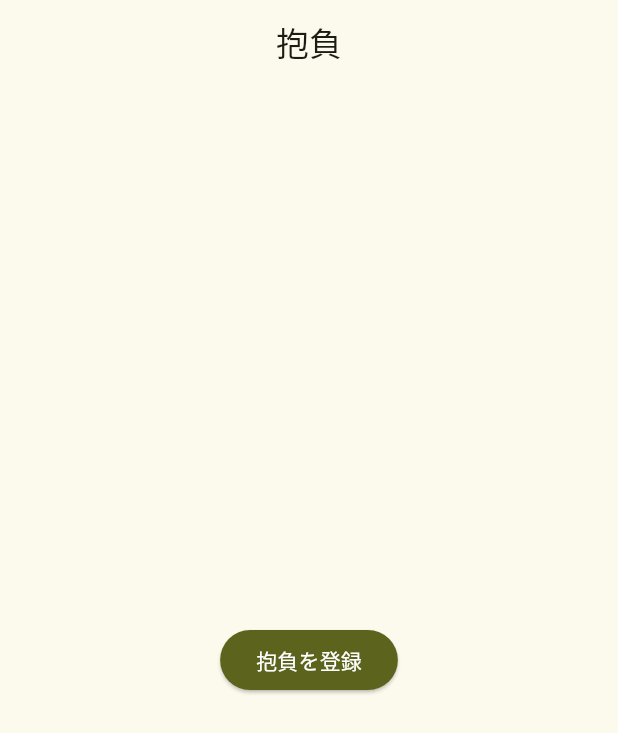
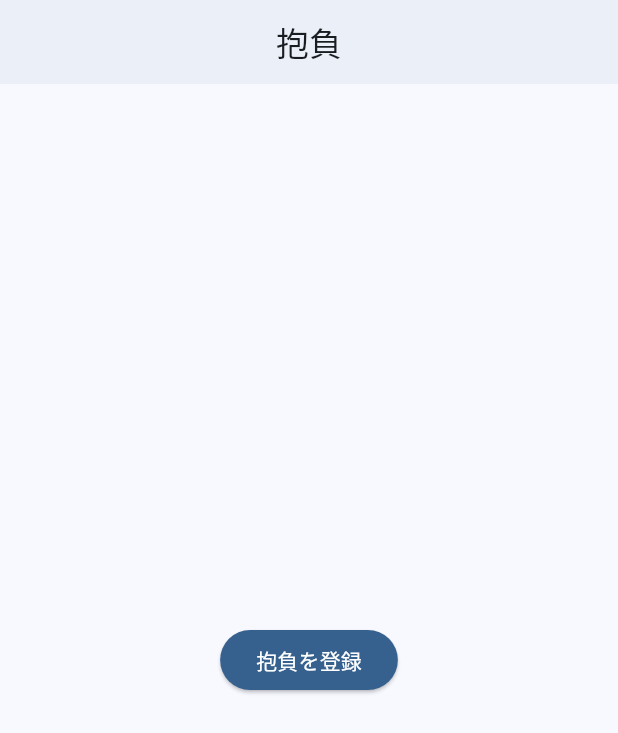
Before and after one commit to IwataYasuaki/hofu, a Flutter app: the screen it shows after launch, on a phone screen of 412 x 824 dp. Shown: the top 733 px of the screen. Run offline on Flutter 3.47's test engine with Material 3 defaults, Android fonts, the phone set to English and light mode, and no system bars; our stand-ins replace flutter_local_notifications, flutter_riverpod, flutter_timezone, shared_preferences, timezone.

Commit message:
ダークモード対応！

```diff
--- a/lib/main.dart
+++ b/lib/main.dart
@@ -35,9 +35,16 @@
     return MaterialApp(
       title: 'HOFU',
       theme: ThemeData(
-        colorScheme: ColorScheme.fromSeed(seedColor: Colors.lime),
+        brightness: Brightness.light,
         useMaterial3: true,
         fontFamily: "Noto Sans JP",
+        colorSchemeSeed: Colors.blue,
+      ),
+      darkTheme: ThemeData(
+        brightness: Brightness.dark,
+        useMaterial3: true,
+        fontFamily: "Noto Sans JP",
+        colorSchemeSeed: Colors.blue,
       ),
       home: const MyHomePage(),
     );
--- a/lib/my_home_page.dart
+++ b/lib/my_home_page.dart
@@ -30,6 +30,7 @@ class MyHomePageState extends ConsumerState<MyHomePage> {
     final AppBar appBar = AppBar(
       title: const Text('抱負'),
       centerTitle: true,
+      elevation: 2,
     );
 
     // 抱負が未登録の場合、抱負フォームを開くボタンを表示する。
```
